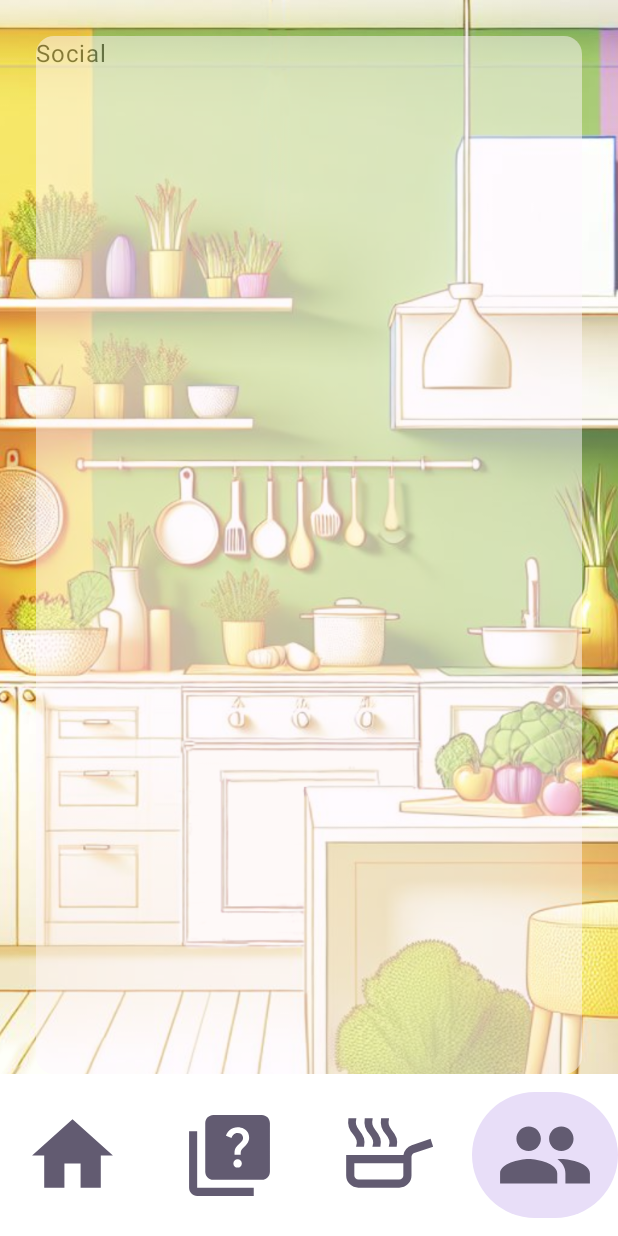
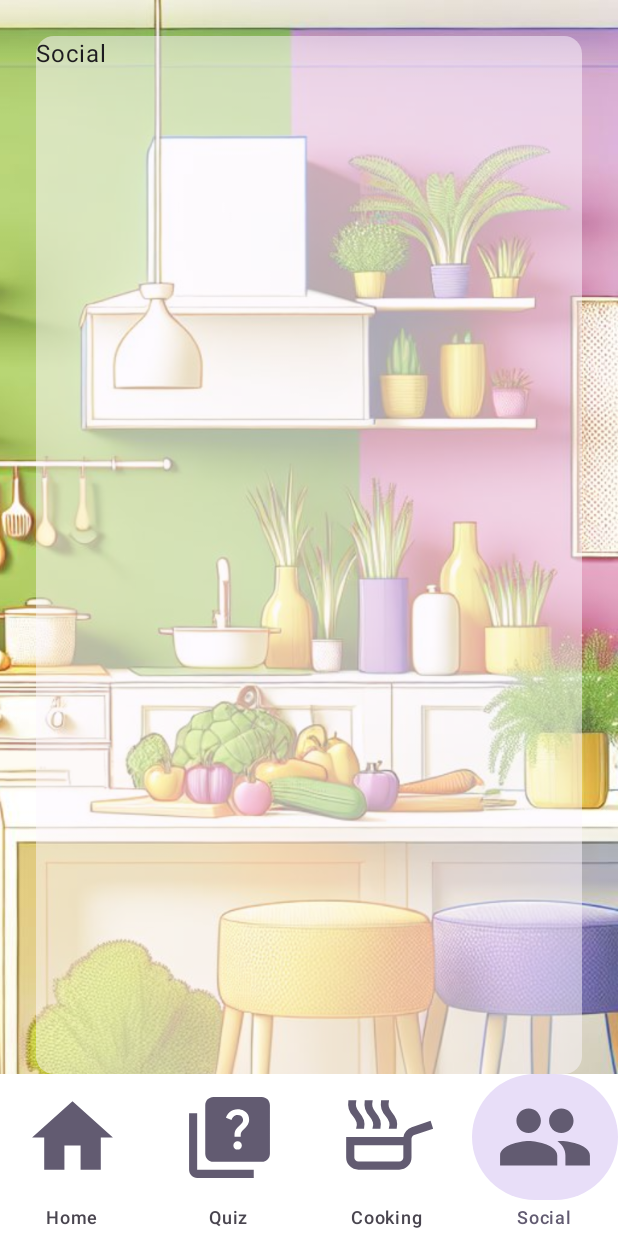
Before and after one commit to KathiBoguth/Culina, an Android app built with Jetpack Compose: the screen it shows after launch (MainActivity), item 4 of the bottom bar chosen, on a phone screen of 412 x 824 dp. Run offline under Robolectric (Android 15) with nearby library versions, the light colour scheme and no system bars.

Commit message:
add navigation animation

```diff
--- a/app/build.gradle.kts
+++ b/app/build.gradle.kts
@@ -6,7 +6,7 @@ plugins {
 
 android {
     namespace = "com.example.culina"
-    compileSdk = 34
+    compileSdk = 35
 
     defaultConfig {
         applicationId = "com.example.culina"
--- a/app/src/main/java/com/example/culina/BottomNavigationBar.kt
+++ b/app/src/main/java/com/example/culina/BottomNavigationBar.kt
@@ -7,6 +7,7 @@ import androidx.compose.foundation.layout.padding
 import androidx.compose.material3.MaterialTheme
 import androidx.compose.material3.NavigationBar
 import androidx.compose.material3.NavigationBarItem
+import androidx.compose.material3.Text
 import androidx.compose.runtime.Composable
 import androidx.compose.runtime.getValue
 import androidx.compose.runtime.setValue
@@ -45,6 +46,7 @@ fun BottomNavigationBar(navController: NavController) {
                         colorFilter = ColorFilter.tint(MaterialTheme.colorScheme.secondary)
                     )
                 },
+                label = { Text( item.label) },
                 selected = selectedItem == index,
                 onClick = { selectedItem = index; navController.navigate(item.route) },
             )
--- a/app/src/main/java/com/example/culina/MainActivity.kt
+++ b/app/src/main/java/com/example/culina/MainActivity.kt
@@ -4,33 +4,35 @@ import android.os.Bundle
 import androidx.activity.ComponentActivity
 import androidx.activity.compose.setContent
 import androidx.activity.enableEdgeToEdge
-import androidx.compose.foundation.background
+import androidx.compose.animation.EnterTransition
+import androidx.compose.animation.ExitTransition
+import androidx.compose.animation.core.animateFloatAsState
+import androidx.compose.animation.slideInHorizontally
+import androidx.compose.animation.slideOutHorizontally
 import androidx.compose.foundation.layout.Box
 import androidx.compose.foundation.layout.PaddingValues
 import androidx.compose.foundation.layout.Row
-import androidx.compose.foundation.layout.calculateEndPadding
-import androidx.compose.foundation.layout.calculateStartPadding
 import androidx.compose.foundation.layout.fillMaxSize
-import androidx.compose.foundation.layout.padding
-import androidx.compose.foundation.shape.RoundedCornerShape
-import androidx.compose.material3.MaterialTheme
 import androidx.compose.material3.Scaffold
 import androidx.compose.runtime.Composable
+import androidx.compose.runtime.getValue
+import androidx.compose.runtime.mutableIntStateOf
+import androidx.compose.runtime.remember
+import androidx.compose.runtime.setValue
 import androidx.compose.ui.Alignment
+import androidx.compose.ui.BiasAlignment
 import androidx.compose.ui.Modifier
-import androidx.compose.ui.draw.alpha
-import androidx.compose.ui.draw.clip
 import androidx.compose.ui.draw.paint
 import androidx.compose.ui.layout.ContentScale
 import androidx.compose.ui.res.painterResource
-import androidx.compose.ui.unit.LayoutDirection
-import androidx.compose.ui.unit.dp
+import androidx.navigation.NavBackStackEntry
+import androidx.navigation.NavController
 import androidx.navigation.NavHostController
 import androidx.navigation.compose.NavHost
 import androidx.navigation.compose.composable
 import androidx.navigation.compose.rememberNavController
 import com.example.culina.dailyCooking.DailyCookingOverview
-import com.example.culina.home.Home
+import com.example.culina.home.HomeScreen
 import com.example.culina.quiz.Quiz
 import com.example.culina.social.Social
 import com.example.culina.ui.theme.AppTheme
@@ -41,6 +43,23 @@ class MainActivity : ComponentActivity() {
         enableEdgeToEdge()
         setContent {
             val navController = rememberNavController()
+            val imagePositions: List<Float> = listOf(
+                -1f, -0.3f, 0.3f, 1f
+            )
+            var positionIndex by remember { mutableIntStateOf(0) }
+            val currentPosition by animateFloatAsState(
+                imagePositions[positionIndex],
+                label = "BackgroundMove"
+            )
+            navController.addOnDestinationChangedListener(NavController.OnDestinationChangedListener { controller, destination, arguments ->
+                positionIndex =
+                    listOf(
+                        "home",
+                        "quiz",
+                        "cooking",
+                        "social"
+                    ).indexOf(destination.route)
+            })
 
             AppTheme(dynamicColor = false) {
                 Scaffold(modifier = Modifier.fillMaxSize()) { innerPadding ->
@@ -49,36 +68,17 @@ class MainActivity : ComponentActivity() {
                             fillMaxSize()
                                 .paint(
                                     painterResource(id = R.drawable.kitchen),
+                                    alignment = BiasAlignment(currentPosition, -1f),
                                     contentScale = ContentScale.Crop
                                 )
 
                         }) {
-                        Box(
-                            modifier = with(Modifier) {
-                                fillMaxSize()
-                                    .padding(
-                                        PaddingValues(
-                                            start = innerPadding.calculateStartPadding(
-                                                LayoutDirection.Ltr
-                                            ) + 24.dp,
-                                            end = innerPadding.calculateEndPadding(
-                                                LayoutDirection.Ltr
-                                            ) + 24.dp,
-                                            top = innerPadding.calculateTopPadding() + 24.dp,
-                                            bottom = innerPadding.calculateBottomPadding() + 108.dp
-                                        )
-                                    )
-                                    .clip(RoundedCornerShape(12.dp))
-                                    .alpha(0.5f)
-                                    .background(MaterialTheme.colorScheme.background)
 
-                            }) {
-                            AppNavHost(navController = navController)
-                        }
-                        Row(Modifier.fillMaxSize(), verticalAlignment = Alignment.Bottom) {
-                            BottomNavigationBar(navController)
+                        AppNavHost(navController = navController, innerPadding = innerPadding)
+                    }
+                    Row(Modifier.fillMaxSize(), verticalAlignment = Alignment.Bottom) {
+                        BottomNavigationBar(navController)
 
-                        }
                     }
                 }
             }
@@ -86,15 +86,73 @@ class MainActivity : ComponentActivity() {
     }
 }
 
+val navItemOrder = listOf("home", "quiz", "cooking", "social")
+
 @Composable
 fun AppNavHost(
     navController: NavHostController,
+    innerPadding: PaddingValues,
     startDestination: String = BottomNavItem.Home.route,
 ) {
+
     NavHost(navController = navController, startDestination = startDestination) {
-        composable(BottomNavItem.Home.route) { Home() }
-        composable(BottomNavItem.Quiz.route) { Quiz() }
-        composable(BottomNavItem.Cooking.route) { DailyCookingOverview() }
-        composable(BottomNavItem.Social.route) { Social() }
+        composable(
+            BottomNavItem.Home.route,
+            enterTransition = {
+                return@composable slideIn(initialState, targetState)
+            },
+            exitTransition = { return@composable slideOut(initialState, targetState) }) {
+            HomeScreen(
+                innerPadding
+            )
+        }
+        composable(BottomNavItem.Quiz.route, enterTransition = {
+            return@composable slideIn(initialState, targetState)
+        }, exitTransition = { return@composable slideOut(initialState, targetState) }) {
+            Quiz(
+                innerPadding
+            )
+        }
+        composable(
+            BottomNavItem.Cooking.route,
+            enterTransition = {
+                return@composable slideIn(initialState, targetState)
+            },
+            exitTransition = { return@composable slideOut(initialState, targetState) }) {
+            DailyCookingOverview(
+                innerPadding
+            )
+        }
+        composable(BottomNavItem.Social.route, enterTransition = {
+            return@composable slideIn(initialState, targetState)
+        }, exitTransition = { return@composable slideOut(initialState, targetState) }) {
+            Social(
+                innerPadding
+            )
+        }
     }
 }
+
+fun slideIn(initialState: NavBackStackEntry, targetState: NavBackStackEntry): EnterTransition {
+    return if (navItemOrder.indexOf(initialState.destination.route) > navItemOrder.indexOf(
+            targetState.destination.route
+        )
+    ) {
+        slideInHorizontally(initialOffsetX = { -it })
+    } else {
+        slideInHorizontally(initialOffsetX = { it })
+    }
+
+}
+
+fun slideOut(initialState: NavBackStackEntry, targetState: NavBackStackEntry): ExitTransition {
+    return if (navItemOrder.indexOf(initialState.destination.route) > navItemOrder.indexOf(
+            targetState.destination.route
+        )
+    ) {
+        slideOutHorizontally(targetOffsetX = { it })
+    } else {
+        slideOutHorizontally(targetOffsetX = { -it })
+    }
+
+}
--- /dev/null
+++ b/app/src/main/java/com/example/culina/common/BackgroundPanel.kt
@@ -0,0 +1,43 @@
+package com.example.culina.common
+
+import androidx.compose.foundation.background
+import androidx.compose.foundation.layout.Box
+import androidx.compose.foundation.layout.PaddingValues
+import androidx.compose.foundation.layout.calculateEndPadding
+import androidx.compose.foundation.layout.calculateStartPadding
+import androidx.compose.foundation.layout.fillMaxSize
+import androidx.compose.foundation.layout.padding
+import androidx.compose.foundation.shape.RoundedCornerShape
+import androidx.compose.material3.MaterialTheme
+import androidx.compose.runtime.Composable
+import androidx.compose.ui.Modifier
+import androidx.compose.ui.draw.clip
+import androidx.compose.ui.graphics.Color
+import androidx.compose.ui.unit.LayoutDirection
+import androidx.compose.ui.unit.dp
+
+@Composable
+fun BackgroundPanel(innerPadding: PaddingValues, content: @Composable () -> Unit) {
+    val color = MaterialTheme.colorScheme.background
+    val colorWithOpacity =
+        Color(color.red.toFloat(), color.green.toFloat(), color.blue.toFloat(), 0.5f)
+    Box(
+        modifier = with(Modifier) {
+            fillMaxSize()
+                .padding(
+                    PaddingValues(
+                        start = innerPadding.calculateStartPadding(
+                            LayoutDirection.Ltr
+                        ) + 24.dp,
+                        end = innerPadding.calculateEndPadding(
+                            LayoutDirection.Ltr
+                        ) + 24.dp,
+                        top = innerPadding.calculateTopPadding() + 24.dp,
+                        bottom = innerPadding.calculateBottomPadding() + 108.dp
+                    )
+                )
+                .clip(RoundedCornerShape(12.dp))
+                .background(colorWithOpacity)
+
+        }) { content() }
+}
--- a/app/src/main/java/com/example/culina/dailyCooking/DailyCookingOverview.kt
+++ b/app/src/main/java/com/example/culina/dailyCooking/DailyCookingOverview.kt
@@ -2,6 +2,7 @@ package com.example.culina.dailyCooking
 
 import androidx.compose.foundation.layout.Arrangement
 import androidx.compose.foundation.layout.Column
+import androidx.compose.foundation.layout.PaddingValues
 import androidx.compose.foundation.layout.Row
 import androidx.compose.foundation.layout.fillMaxSize
 import androidx.compose.foundation.layout.padding
@@ -9,14 +10,18 @@ import androidx.compose.runtime.Composable
 import androidx.compose.ui.Alignment
 import androidx.compose.ui.Modifier
 import androidx.compose.ui.unit.dp
+import com.example.culina.common.BackgroundPanel
 import com.example.culina.common.CulinaButtonPrimary
 
 @Composable
-fun DailyCookingOverview() {
+fun DailyCookingOverview(innerPadding: PaddingValues) {
+    BackgroundPanel(innerPadding) {
+
         Row(
             Modifier
                 .padding(20.dp)
-            .fillMaxSize(), horizontalArrangement = Arrangement.Center) {
+                .fillMaxSize(), horizontalArrangement = Arrangement.Center
+        ) {
             Column(
                 Modifier.fillMaxSize(),
                 verticalArrangement = Arrangement.Center,
@@ -27,3 +32,4 @@ fun DailyCookingOverview() {
             }
         }
     }
+}
--- /dev/null
+++ b/app/src/main/java/com/example/culina/home/HomeScreen.kt
@@ -0,0 +1,31 @@
+package com.example.culina.home
+
+import androidx.compose.foundation.layout.Arrangement
+import androidx.compose.foundation.layout.PaddingValues
+import androidx.compose.foundation.layout.Row
+import androidx.compose.foundation.layout.fillMaxSize
+import androidx.compose.foundation.layout.padding
+import androidx.compose.material3.MaterialTheme
+import androidx.compose.material3.Text
+import androidx.compose.runtime.Composable
+import androidx.compose.ui.Modifier
+import androidx.compose.ui.unit.dp
+import com.example.culina.common.BackgroundPanel
+
+@Composable
+fun HomeScreen(innerPadding: PaddingValues) {
+    BackgroundPanel(innerPadding) {
+
+        Row(
+            Modifier.fillMaxSize(),
+            horizontalArrangement = Arrangement.Center
+        ) {
+            Text(
+                text = "Culina",
+                modifier = Modifier.padding(12.dp),
+                style = MaterialTheme.typography.titleLarge
+            )
+
+        }
+    }
+}
--- a/app/src/main/java/com/example/culina/home/home.kt
+++ /dev/null
@@ -1,26 +0,0 @@
-package com.example.culina.home
-
-import androidx.compose.foundation.layout.Arrangement
-import androidx.compose.foundation.layout.Row
-import androidx.compose.foundation.layout.fillMaxSize
-import androidx.compose.foundation.layout.padding
-import androidx.compose.material3.MaterialTheme
-import androidx.compose.material3.Text
-import androidx.compose.runtime.Composable
-import androidx.compose.ui.Modifier
-import androidx.compose.ui.unit.dp
-
-@Composable
-fun Home() {
-    Row(
-        Modifier.fillMaxSize(),
-        horizontalArrangement = Arrangement.Center
-    ) {
-        Text(
-            text = "Culina",
-            modifier = Modifier.padding(12.dp),
-            style = MaterialTheme.typography.titleLarge
-        )
-
-    }
-}
--- a/app/src/main/java/com/example/culina/quiz/Quiz.kt
+++ b/app/src/main/java/com/example/culina/quiz/Quiz.kt
@@ -1,9 +1,14 @@
 package com.example.culina.quiz
 
+import androidx.compose.foundation.layout.PaddingValues
 import androidx.compose.material3.Text
 import androidx.compose.runtime.Composable
+import com.example.culina.common.BackgroundPanel
 
 @Composable
-fun Quiz() {
-    Text("Quiz")
+fun Quiz(innerPadding: PaddingValues) {
+    BackgroundPanel(innerPadding) {
+
+        Text("Quiz")
+    }
 }
--- a/app/src/main/java/com/example/culina/social/Social.kt
+++ b/app/src/main/java/com/example/culina/social/Social.kt
@@ -1,9 +1,14 @@
 package com.example.culina.social
 
+import androidx.compose.foundation.layout.PaddingValues
 import androidx.compose.material3.Text
 import androidx.compose.runtime.Composable
+import com.example.culina.common.BackgroundPanel
 
 @Composable
-fun Social() {
-    Text("Social")
+fun Social(innerPadding: PaddingValues) {
+    BackgroundPanel(innerPadding) {
+
+        Text("Social")
+    }
 }
```
Lines whose indentation alone changed are shown as unchanged.
